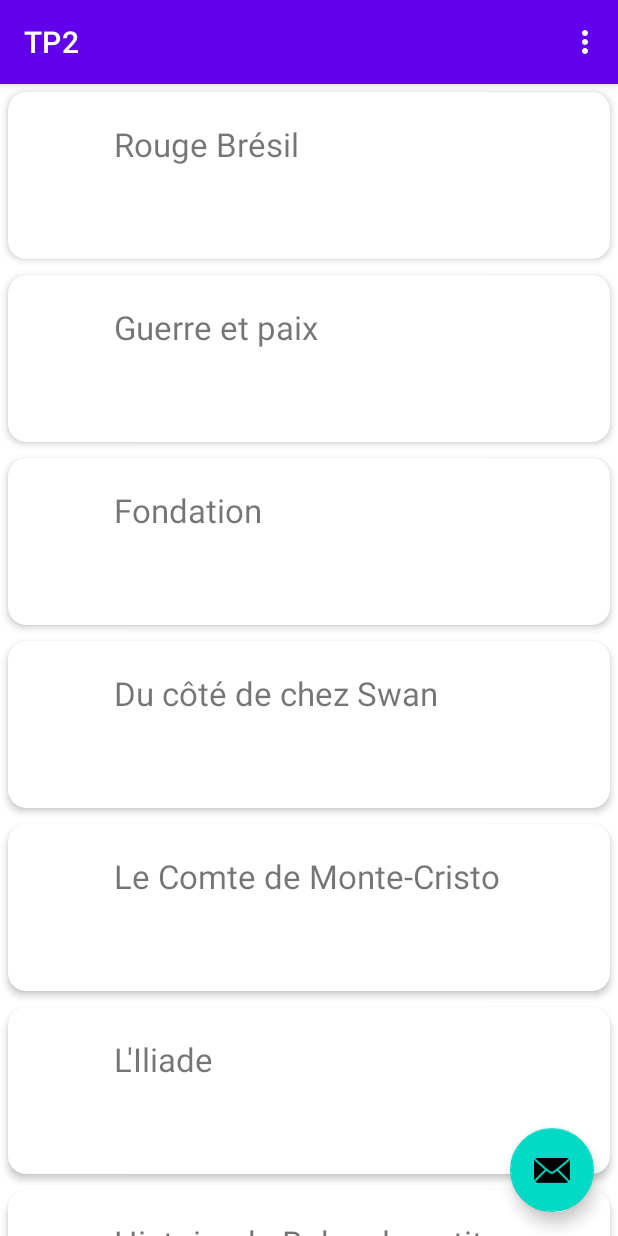
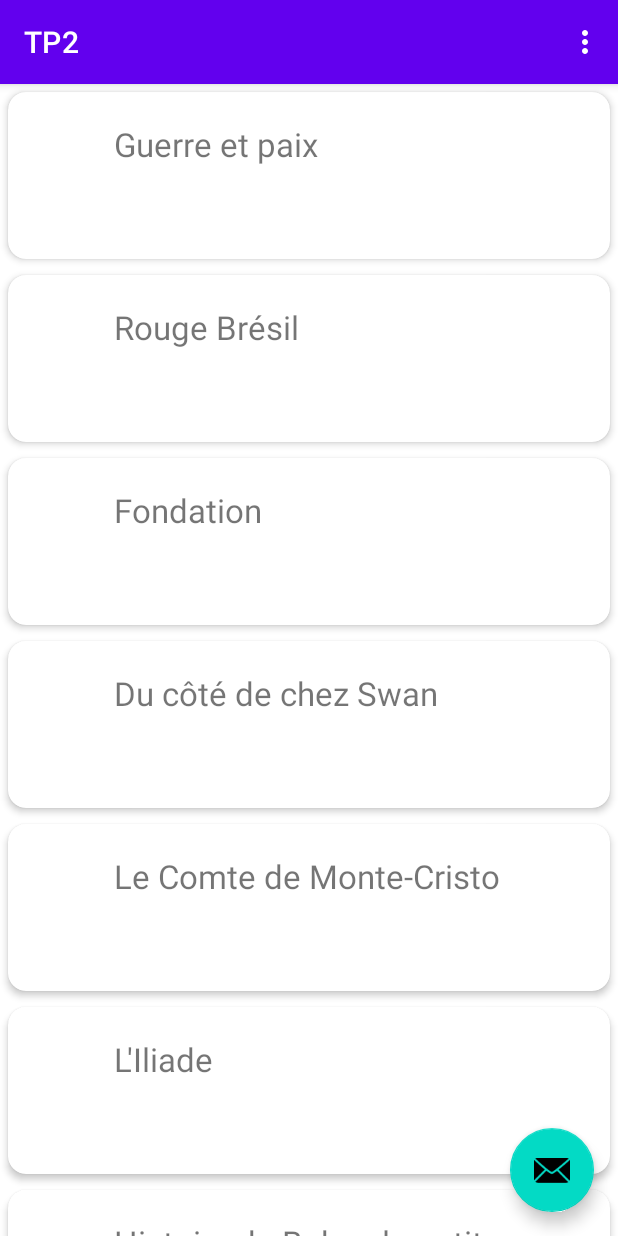
Before and after one commit to LeszczyTom/AppMobTp2, an Android app: the screen it shows after launch (MainActivity), on a phone screen of 412 x 824 dp. Run offline under Robolectric (Android 15) with nearby library versions, the phone set to English and light mode, and no system bars; our stand-ins replace Room's generated code.

```diff
--- a/app/src/main/java/fr/uavignon/ceri/tp2/ListFragment.java
+++ b/app/src/main/java/fr/uavignon/ceri/tp2/ListFragment.java
@@ -56,11 +56,6 @@ public class ListFragment extends Fragment {
 
     private void observerSetup() {
         viewModel.getAllBooks().observe(getViewLifecycleOwner(),
-                new Observer<List<Book>>() {
-                    @Override
-                    public void onChanged(@Nullable final List<Book> Books) {
-                        //adapter.setBookList(Books);
-                    }
-                });
+                Books -> adapter.setBookList(Books));
     }
 }
--- a/app/src/main/java/fr/uavignon/ceri/tp2/RecyclerAdapter.java
+++ b/app/src/main/java/fr/uavignon/ceri/tp2/RecyclerAdapter.java
@@ -4,7 +4,6 @@ package fr.uavignon.ceri.tp2;
 import android.view.LayoutInflater;
 import android.view.View;
 import android.view.ViewGroup;
-import android.widget.ImageView;
 import android.widget.TextView;
 
 import java.util.List;
@@ -20,30 +19,29 @@ public class RecyclerAdapter
 
     private static final String TAG = fr.uavignon.ceri.tp2.RecyclerAdapter.class.getSimpleName();
 
-    private List<Book> productList;
+    private List<Book> bookList;
 
     @Override
+    @NonNull
     public ViewHolder onCreateViewHolder(ViewGroup viewGroup, int i) {
         View v = LayoutInflater.from(viewGroup.getContext())
                 .inflate(R.layout.card_layout, viewGroup, false);
-        ViewHolder viewHolder = new ViewHolder(v);
-        return viewHolder;
+        return new ViewHolder(v);
     }
 
     @Override
     public void onBindViewHolder(@NonNull ViewHolder viewHolder, int i) {
-        viewHolder.itemTitle.setText(Book.books[i].getTitle());
-        viewHolder.itemDetail.setText(Book.books[i].getAuthors());
-
+        viewHolder.itemTitle.setText(bookList.get(i).getTitle());
+        viewHolder.itemDetail.setText(bookList.get(i).getAuthors());
     }
 
     @Override
     public int getItemCount() {
-        return Book.books.length;
+        return bookList == null ? 0 : bookList.size();
     }
 
     public void setBookList(List<Book> books) {
-        productList = books;
+        bookList = books;
         notifyDataSetChanged();
     }
 
@@ -58,21 +56,19 @@ public class RecyclerAdapter
 
             int position = getAdapterPosition();
 
-            itemView.setOnClickListener(new View.OnClickListener() {
-                @Override public void onClick(View v) {
+            itemView.setOnClickListener(v -> {
 
-                    int position = getAdapterPosition();
+                int position1 = getAdapterPosition();
                 /* Snackbar.make(v, "Click detected on chapter " + (position+1),
                     Snackbar.LENGTH_LONG)
                     .setAction("Action", null).show();
 
                  */
                 ListFragmentDirections.ActionFirstFragmentToSecondFragment action = ListFragmentDirections.actionFirstFragmentToSecondFragment();
-                    action.setBookNum(position);
+                action.setBookNum(position1);
                 Navigation.findNavController(v).navigate(action);
 
 
-                }
             });
 
         }
--- a/app/src/main/java/fr/uavignon/ceri/tp2/data/Book.java
+++ b/app/src/main/java/fr/uavignon/ceri/tp2/data/Book.java
@@ -11,7 +11,7 @@ public class Book  {
 
     public static final String TAG = Book.class.getSimpleName();
 
-    @PrimaryKey
+    @PrimaryKey(autoGenerate = true)
     @NonNull
     @ColumnInfo(name = "bookId")
     private long id;
@@ -65,8 +65,9 @@ public class Book  {
 
 
 
-    public static Book[] books = {new Book("Rouge Brésil", "J.-C. Rufin", "2003", "roman d'aventure, roman historique", "Gallimard"),
+    public static Book[] books = {
             new Book("Guerre et paix", "L. Tolstoï", "1865-1869", "roman historique", "Gallimard"),
+            new Book("Rouge Brésil", "J.-C. Rufin", "2003", "roman d'aventure, roman historique", "Gallimard"),
             new Book("Fondation", "I. Asimov", "1957", "roman de science-fiction", "Hachette"),
             new Book("Du côté de chez Swan", "M. Proust", "1913", "roman", "Gallimard"),
             new Book("Le Comte de Monte-Cristo", "A. Dumas", "1844-1846", "roman-feuilleton", "Flammarion"),
--- a/app/src/main/java/fr/uavignon/ceri/tp2/data/BookRoomDatabase.java
+++ b/app/src/main/java/fr/uavignon/ceri/tp2/data/BookRoomDatabase.java
@@ -14,7 +14,7 @@ import androidx.room.RoomDatabase;
 import androidx.sqlite.db.SupportSQLiteDatabase;
 import androidx.sqlite.db.SupportSQLiteOpenHelper;
 
-@Database(entities = {Book.class}, version = 1)
+@Database(entities = {Book.class}, version = 2)
 public abstract class BookRoomDatabase extends RoomDatabase {
 
     private static RoomDatabase.Callback sRoomDatabaseCallback = new RoomDatabase.Callback() {
@@ -26,8 +26,9 @@ public abstract class BookRoomDatabase extends RoomDatabase {
                 BookDao dao = instance.bookDao();
                 dao.deleteAllBooks();
 
-                for(Book newBook : Book.books)
+                for(Book newBook : Book.books) {
                     dao.insertBook(newBook);
+                }
 
             });
         }
@@ -45,7 +46,7 @@ public abstract class BookRoomDatabase extends RoomDatabase {
             synchronized (BookRoomDatabase.class) {
                 if(instance == null) {
                     instance = Room.databaseBuilder(context.getApplicationContext(),
-                            BookRoomDatabase.class, "BookDatabase")
+                            BookRoomDatabase.class, "db")
                             .addCallback(sRoomDatabaseCallback).build() ;
                 }
             }
```
Lines whose indentation alone changed are shown as unchanged.
